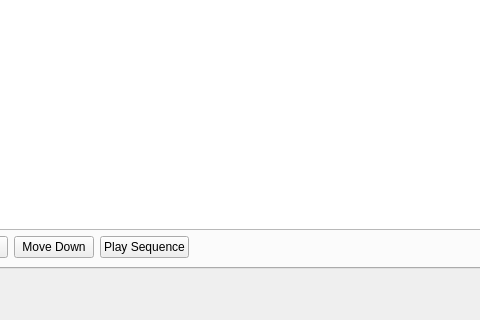
First picture: the form in res/mainwindow.ui, repository computergeek1507/ScottPlayer, before the edit; both pictures show x 294 to 774 and y 531 to 851 of the 1046 by 851 pixel window.
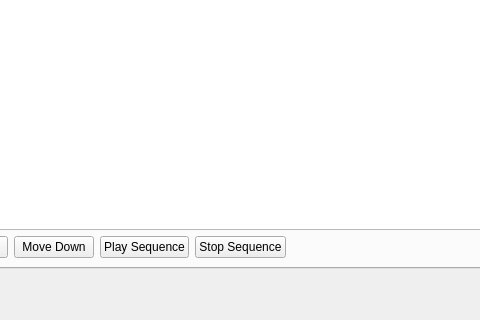
Second picture: the form after the edit. Icons and pictures are not drawn.

```diff
--- a/res/mainwindow.ui
+++ b/res/mainwindow.ui
@@ -152,6 +152,17 @@
             </property>
            </widget>
           </item>
+          <item>
+           <widget class="QPushButton" name="pb_stopSequence">
+            <property name="text">
+             <string>Stop Sequence</string>
+            </property>
+            <property name="icon">
+             <iconset resource="ScottPlayer.qrc">
+              <normaloff>:/ScottPlayer/icons/control_stop_blue.png</normaloff>:/ScottPlayer/icons/control_stop_blue.png</iconset>
+            </property>
+           </widget>
+          </item>
           <item>
            <spacer name="horizontalSpacer">
             <property name="orientation">
```
Left out of the diff: 2 changed lines with no effect on the pictures.
